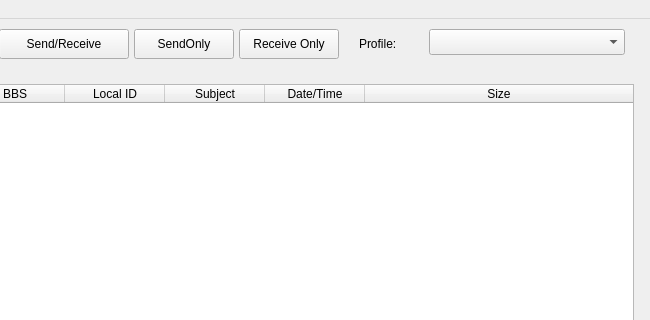
Before: the Qt Designer form ui/mainwindow.ui in jimmcguffin/OpenPMM, drawn with Qt 5; both pictures show x 626 to 1276 and y 0 to 320 of the 1276 by 649 pixel window.
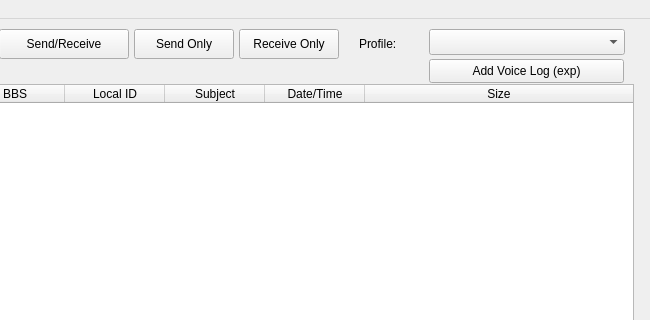
After: the same form once the commit is applied.

Commit message: Experimental generation of voice 309 form, usable but needs refining

The edit to the form file:
```diff
--- a/ui/mainwindow.ui
+++ b/ui/mainwindow.ui
@@ -445,7 +445,7 @@
      </rect>
     </property>
     <property name="text">
-     <string>SendOnly</string>
+     <string>Send Only</string>
     </property>
    </widget>
    <widget class="QPushButton" name="cReceiveOnly">
@@ -474,6 +474,19 @@
      <string>Search</string>
     </property>
    </widget>
+   <widget class="QPushButton" name="c_add_voice_log">
+    <property name="geometry">
+     <rect>
+      <x>1055</x>
+      <y>40</y>
+      <width>195</width>
+      <height>24</height>
+     </rect>
+    </property>
+    <property name="text">
+     <string>Add Voice Log (exp)</string>
+    </property>
+   </widget>
   </widget>
   <widget class="QMenuBar" name="menubar">
    <property name="geometry">
```
The commit also changes 8 other files.
